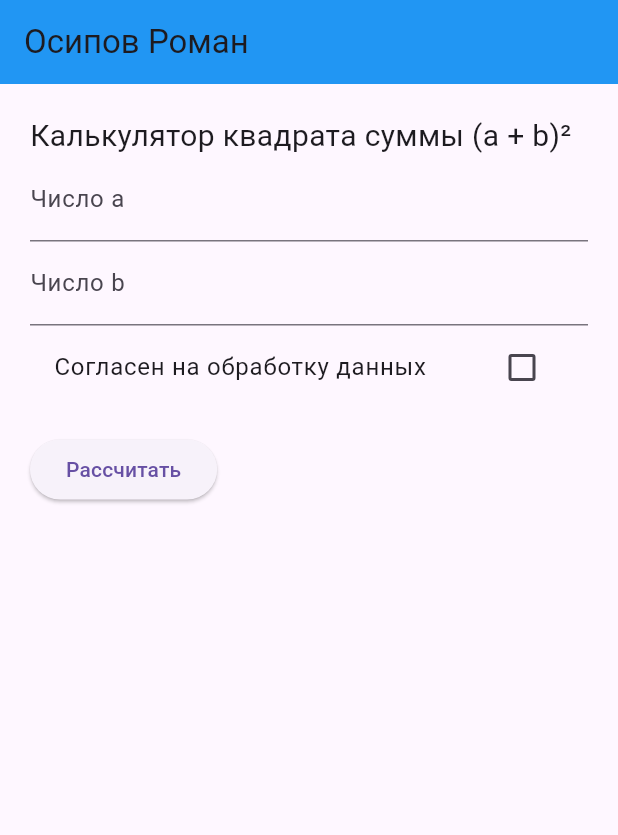
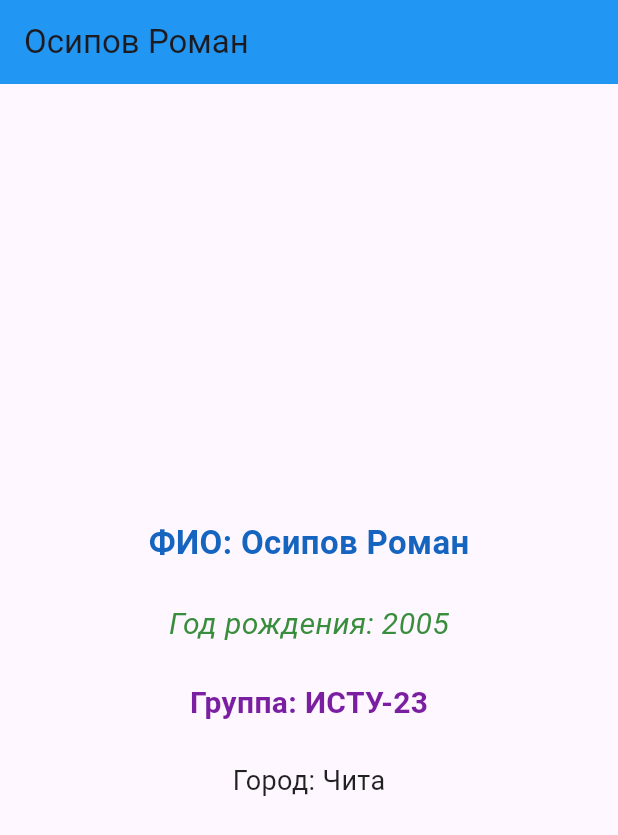
Before and after one commit to Roman333222/flutter, a Flutter app: the screen it shows after launch, on a phone screen of 412 x 824 dp. Shown: the top 835 px of the screen. Run offline on Flutter 3.47's test engine with Material 3 defaults, Android fonts, the phone set to English and light mode, and no system bars.

Commit message:
Revert "Merge pull request #1 from Roman333222/lab-3"
This reverts commit 372201836af42e3f7c491d27ab54360bcfe58248, reversing
changes made to 8bd4c45356bde204a3ebfb465f178dcb4294e735.

```diff
--- a/lib/main.dart
+++ b/lib/main.dart
@@ -1,136 +1,82 @@
 import 'package:flutter/material.dart';
 
-void main() => runApp(const MyApp());
+void main() {
+  runApp(const MyApp());
+}
 
 class MyApp extends StatelessWidget {
   const MyApp({super.key});
-  @override
-  Widget build(BuildContext context) => const MaterialApp(
-    debugShowCheckedModeBanner: false,
-    home: CalculatorPage(),
-  );
-}
-
-class CalculatorPage extends StatefulWidget {
-  const CalculatorPage({super.key});
-  @override
-  State<CalculatorPage> createState() => _CalculatorPageState();
-}
-
-class _CalculatorPageState extends State<CalculatorPage> {
-  final formKey = GlobalKey<FormState>();
-  final aController = TextEditingController();
-  final bController = TextEditingController();
-  bool agreed = false;
-  bool showConsentError = false;
-
-  @override
-  void dispose() {
-    aController.dispose();
-    bController.dispose();
-    super.dispose();
-  }
-
-  String? validateNumber(String? value) {
-    final number = double.tryParse((value ?? '').replaceAll(',', '.'));
-    if (number == null || !number.isFinite) return 'Введите число';
-    return null;
-  }
-
-  void calculate() {
-    final valid = formKey.currentState!.validate();
-    setState(() => showConsentError = !agreed);
-    if (!valid || !agreed) return;
-    final a = double.parse(aController.text.replaceAll(',', '.'));
-    final b = double.parse(bController.text.replaceAll(',', '.'));
-    Navigator.push(
-      context,
-      MaterialPageRoute(
-        builder: (context) => ResultPage(a: a, b: b),
-      ),
-    );
-  }
 
   @override
   Widget build(BuildContext context) {
-    return Scaffold(
+    return MaterialApp(
+      title: 'Лабораторная работа',
+      debugShowCheckedModeBanner: false,
+      home: Scaffold(
         appBar: AppBar(
           title: const Text('Осипов Роман'),
           backgroundColor: Colors.blue,
         ),
-      body: SingleChildScrollView(
-        padding: const EdgeInsets.all(20),
-        child: Form(
-          key: formKey,
-          child: Column(
-            crossAxisAlignment: CrossAxisAlignment.start,
-            children: [
-              const Text(
-                'Калькулятор квадрата суммы (a + b)²',
-                style: TextStyle(fontSize: 20),
-              ),
-              TextFormField(
-                controller: aController,
-                keyboardType: const TextInputType.numberWithOptions(
-                  decimal: true,
-                  signed: true,
-                ),
-                decoration: const InputDecoration(labelText: 'Число a'),
-                validator: validateNumber,
-              ),
-              TextFormField(
-                controller: bController,
-                keyboardType: const TextInputType.numberWithOptions(
-                  decimal: true,
-                  signed: true,
-                ),
-                decoration: const InputDecoration(labelText: 'Число b'),
-                validator: validateNumber,
-              ),
-              CheckboxListTile(
-                title: const Text('Согласен на обработку данных'),
-                value: agreed,
-                onChanged: (value) => setState(() {
-                  agreed = value ?? false;
-                  showConsentError = false;
-                }),
-              ),
-              if (showConsentError)
-                const Text(
-                  'Необходимо согласие на обработку данных',
-                  style: TextStyle(color: Colors.red),
-                ),
-              const SizedBox(height: 16),
-              ElevatedButton(
-                onPressed: calculate,
-                child: const Text('Рассчитать'),
-              ),
-            ],
-          ),
-        ),
+        body: const MyHomePage(),
       ),
     );
   }
 }
 
-class ResultPage extends StatelessWidget {
-  const ResultPage({super.key, required this.a, required this.b});
-  final double a;
-  final double b;
+class MyHomePage extends StatelessWidget {
+  const MyHomePage({super.key});
 
   @override
   Widget build(BuildContext context) {
-    final result = (a + b) * (a + b);
-    return Scaffold(
-      appBar: AppBar(
-        title: const Text('Результат'),
-        backgroundColor: Colors.blue,
+    return Center(
+      child: Column(
+        mainAxisAlignment: MainAxisAlignment.center,
+        crossAxisAlignment: CrossAxisAlignment.center,
+        children: <Widget>[
+          Padding(
+            padding: const EdgeInsets.all(12.0),
+            child: Text(
+              'ФИО: Осипов Роман',
+              style: TextStyle(
+                fontSize: 22,
+                fontWeight: FontWeight.bold,
+                color: Colors.blue.shade800,
               ),
-      body: Center(
+            ),
+          ),
+          Padding(
+            padding: const EdgeInsets.all(12.0),
             child: Text(
-          '($a + $b)² = $result',
-          style: const TextStyle(fontSize: 24),
+              'Год рождения: 2005',
+              style: TextStyle(
+                fontSize: 20,
+                fontStyle: FontStyle.italic,
+                color: Colors.green.shade700,
               ),
+            ),
+          ),
+          Padding(
+            padding: const EdgeInsets.all(12.0),
+            child: Text(
+              'Группа: ИСТУ-23',
+              style: TextStyle(
+                fontSize: 20,
+                fontWeight: FontWeight.w600,
+                color: Colors.purple.shade700,
+              ),
+            ),
+          ),
+          Padding(
+            padding: const EdgeInsets.all(12.0),
+            child: Text(
+              'Город: Чита',
+              style: TextStyle(
+                fontSize: 18,
+                color: Colors.black87,
+              ),
+            ),
+          ),
+        ],
       ),
     );
   }
```
Also changed, not shown: 1 other file. Lines whose indentation alone changed are shown as unchanged.
